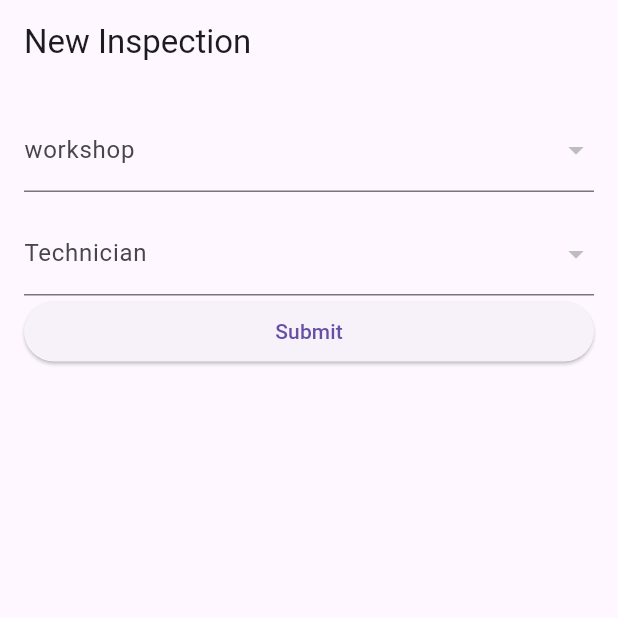
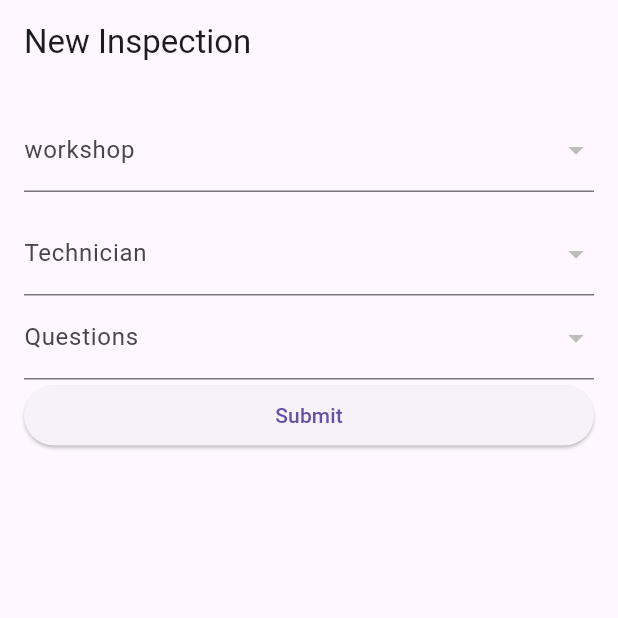
Before and after one commit to joseggch15/formTesting, a Flutter app: the screen it shows after launch, after a tap on "Submit", on a phone screen of 412 x 824 dp, the top half of it. Run offline on Flutter 3.47's test engine with Material 3 defaults, Android fonts, the phone set to English and light mode, and no system bars; network calls fail.

Commit message:
se encuentra funcional Workshop, dropdown, question

```diff
--- a/lib/controllers/controller.dart
+++ b/lib/controllers/controller.dart
@@ -2,6 +2,9 @@ import 'package:flutter/material.dart';
 import '../model/model.dart';
 import 'package:http/http.dart' as http;
 import 'dart:convert';
+
+String authToken =
+    'eyJ0eXAiOiJKV1QiLCJhbGciOiJIUzM4NCJ9.eyJhdXRob3JpdHkiOiJTdXBlcnVzZXIiLCJzdWIiOiJ0ZXN0IiwiaWF0IjoxNzA4NDY0ODM3LCJleHAiOjE3MDg0NjYyNzd9.ruz5UOu3Hcc2ey2u0qBr4w6G90V_lyj06inDmaZIYk2UwLKY_Ju1RgdR8CzN6THH';
 
 class NewInspectionFormController {
   final GlobalKey<FormState> formKey = GlobalKey<FormState>();
@@ -27,8 +30,7 @@ class NewInspectionFormController {
     final response = await http.get(
       Uri.parse('http://3.129.92.139:8080/api/workshop/all'),
       headers: {
-        'Authorization':
-            'Bearer eyJ0eXAiOiJKV1QiLCJhbGciOiJIUzM4NCJ9.eyJhdXRob3JpdHkiOiJTdXBlcnVzZXIiLCJzdWIiOiJ0ZXN0IiwiaWF0IjoxNzA4Mzg0NzEzLCJleHAiOjE3MDgzODYxNTN9.oN2_tSkD437_dle_ur4IJoLL9QeuAGnc0h47FMqiziqW4FAiW2U9zDuTlMg9takF'
+        'Authorization': 'Bearer $authToken',
       },
     );
 
@@ -48,8 +50,7 @@ class NewInspectionFormController {
     final response = await http.get(
       Uri.parse('http://3.129.92.139:8080/api/user/technicians'),
       headers: {
-        'Authorization':
-            'Bearer eyJ0eXAiOiJKV1QiLCJhbGciOiJIUzM4NCJ9.eyJhdXRob3JpdHkiOiJTdXBlcnVzZXIiLCJzdWIiOiJ0ZXN0IiwiaWF0IjoxNzA4Mzg0NzEzLCJleHAiOjE3MDgzODYxNTN9.oN2_tSkD437_dle_ur4IJoLL9QeuAGnc0h47FMqiziqW4FAiW2U9zDuTlMg9takF'
+        'Authorization': 'Bearer $authToken',
       },
     );
 
@@ -62,57 +63,45 @@ class NewInspectionFormController {
     }
   }
 
-  // Método para enviar formulario
-  // Future<void> submitForm() async {
-  //   if (formKey.currentState!.validate()) {
-  //     // Asegúrate de enviar 'selectedWorkshopId' en lugar de 'selectedWorkshop'
-  //     var postBody = jsonEncode({
-  //       "questionId": 3,
-  //       "workshopId": 2, // Cambio aquí
-  //       // "workshopId": data.selectedWorkshopId ?? 0, // Cambio aquí
-  //       // "answerId": int.tryParse(data.selectedAnswer ?? '0') ?? 0,
-  //       "answerId": 1,
-  //       "remedialId": 2,
-  //       // "deviationId": int.tryParse(data.selectedDeviation ?? '0') ?? 0,
-  //       "deviationId": 3,
-  //       //  "userId": data.selectedTechnicianId ?? 0
-  //       "userId": 3
-  //     });
+  // Método para cargar questions
+  Future<void> fetchQuestions() async {
+    final response = await http.get(
+      Uri.parse('http://3.129.92.139:8080/api/question/all'),
+      headers: {
+        'Authorization': 'Bearer $authToken',
+      },
+    );
 
-  //     final response = await http.post(
-  //       Uri.parse(
-  //           'http://3.129.92.139:8080/api/check/save'), // Asegúrate de reemplazar con la base URL correcta
-  //       headers: {
-  //         'Authorization':
-  //             ' Bearer eyJ0eXAiOiJKV1QiLCJhbGciOiJIUzM4NCJ9.eyJhdXRob3JpdHkiOiJTdXBlcnVzZXIiLCJzdWIiOiJ0ZXN0IiwiaWF0IjoxNzA4MzgzMDg1LCJleHAiOjE3MDgzODQ1MjV9.HhjqHT-K7OpUdoBUelhCXGkb0uYY587eM2I6NSXQRhH3jEHUO-UJsLcrsVRoesKv'
-  //       },
-  //       body: postBody,
-  //     );
-
-  //     if (response.statusCode == 200) {
-  //      print("se envio con exito la peticion del SUBMIT"); // Éxito
-  //     } else {
-  //       print("Fallo la enviada del SUBMIT"); // Manejo de errores
-  //     }
-  //   }
-  // }
+    if (response.statusCode == 200) {
+      List<dynamic> questionsJson = json.decode(response.body);
+      data.questions =
+          questionsJson.map((json) => Question.fromJson(json)).toList();
+    } else {
+      // Manejo de errores en technician
+    }
+  }
 
   Future<void> submitForm() async {
     if (formKey.currentState!.validate()) {
       var postBody = jsonEncode({
-        "questionId": 3,
-        "workshopId": data.selectedWorkshop,
-        "answerId": 1,
-        "remedialId": 2,
-        "deviationId": 3,
-        "userId": data.selectedTechnicianId,
+        "questionId":
+            3, // Asegúrate de que este valor sea correcto o dinámico si es necesario
+        "workshopId": data.selectedWorkshopId ?? 0,
+        "answerId":
+            1, // Asegúrate de que este valor sea correcto o dinámico si es necesario
+        "remedialId":
+            2, // Asegúrate de que este valor sea correcto o dinámico si es necesario
+        "deviationId":
+            3, // Asegúrate de que este valor sea correcto o dinámico si es necesario
+        "userId": data.selectedTechnicianId ?? 0
       });
 
       try {
         final response = await http.post(
           Uri.parse('http://3.129.92.139:8080/api/check/save'),
           headers: {
-            'Authorization': 'Bearer eyJ0eXAiOiJKV1QiLCJhbGciOiJIUzM4NCJ9.eyJhdXRob3JpdHkiOiJTdXBlcnVzZXIiLCJzdWIiOiJ0ZXN0IiwiaWF0IjoxNzA4Mzg0NzEzLCJleHAiOjE3MDgzODYxNTN9.oN2_tSkD437_dle_ur4IJoLL9QeuAGnc0h47FMqiziqW4FAiW2U9zDuTlMg9takF',
+            'Authorization':
+                'Bearer $authToken', // Reemplaza YOUR_TOKEN_HERE con tu token
             'Content-Type': 'application/json',
           },
           body: postBody,
--- a/lib/model/model.dart
+++ b/lib/model/model.dart
@@ -5,7 +5,8 @@ class Technician {
   final String firstName;
   final String lastName;
 
-  Technician({required this.id, required this.firstName, required this.lastName});
+  Technician(
+      {required this.id, required this.firstName, required this.lastName});
 
   factory Technician.fromJson(Map<String, dynamic> json) {
     return Technician(
@@ -22,29 +23,69 @@ class Workshop {
   final DateTime? modifyDate;
   final DateTime registerDate;
 
-  Workshop({required this.id, required this.workshop, this.modifyDate, required this.registerDate});
+  Workshop(
+      {required this.id,
+      required this.workshop,
+      this.modifyDate,
+      required this.registerDate});
 
   factory Workshop.fromJson(Map<String, dynamic> json) {
     return Workshop(
       id: json['id'],
       workshop: json['workshop'],
-      modifyDate: json['modifyDate'] != null ? DateTime.parse(json['modifyDate']) : null,
+      modifyDate: json['modifyDate'] != null
+          ? DateTime.parse(json['modifyDate'])
+          : null,
       registerDate: DateTime.parse(json['registerDate']),
     );
   }
 }
+
+class Question {
+  final int id;
+  final String question;
+
+  Question({required this.id, required this.question});
+
+  factory Question.fromJson(Map<String, dynamic> json) {
+    return Question(
+      id: json['id'],
+      question: json['question'],
+    );
+  }
+}
+
+// class Question {
+//   final int id;
+//   final String questionText;
+
+//   Question({required this.id, required this.questionText});
+
+//   factory Question.fromJson(Map<String, dynamic> json) {
+//     return Question(
+//       id: json['id'],
+//       questionText: json['questionText'],
+//     );
+//   }
+// }
 
 class NewInspectionFormData {
   String? selectedWorkshop;
   String? selectedTechnician;
   String? selectedAnswer;
   String? selectedDeviation;
+  String? selectedQuestion;
+
   bool isChecked1 = false;
   bool isChecked2 = false;
   TextEditingController descriptionController = TextEditingController();
 
-  List<Technician> technicians = []; // se extrae informacion de los datos de la clase Technician
-  List<Workshop> workshops = []; // se extrae informacion de los datos de la clase Workshop
+  List<Technician> technicians =
+      []; // se extrae informacion de los datos de la clase Technician
+  List<Workshop> workshops =
+      []; // se extrae informacion de los datos de la clase Workshop
   int? selectedTechnicianId;
   int? selectedWorkshopId; // ID del taller seleccionado
+  List<Question> questions = [];
+  int? selectedQuestionId; // ID of the selected question
 }
--- a/lib/view/view.dart
+++ b/lib/view/view.dart
@@ -18,8 +18,7 @@ class _NewInspectionFormViewState extends State<NewInspectionFormView> {
     super.initState();
     widget.controller.fetchTechnicians();
     widget.controller.fetchWorkshops();
-
-
+    widget.controller.fetchQuestions();
   }
 
   @override
@@ -35,8 +34,7 @@ class _NewInspectionFormViewState extends State<NewInspectionFormView> {
           child: Column(
             crossAxisAlignment: CrossAxisAlignment.stretch,
             children: <Widget>[
-
-                DropdownButtonFormField<int>(
+              DropdownButtonFormField<int>(
                 value: widget.data.selectedWorkshopId,
                 onChanged: (newValue) {
                   setState(() {
@@ -46,7 +44,7 @@ class _NewInspectionFormViewState extends State<NewInspectionFormView> {
                 items: widget.data.workshops.map((workshop) {
                   return DropdownMenuItem<int>(
                     value: workshop.id,
-                     child: Text('${workshop.workshop}'),
+                    child: Text('${workshop.workshop}'),
                     // child: Text('${technician.firstName} ${technician.lastName}'),
                   );
                 }).toList(),
@@ -66,11 +64,87 @@ class _NewInspectionFormViewState extends State<NewInspectionFormView> {
                 items: widget.data.technicians.map((technician) {
                   return DropdownMenuItem<int>(
                     value: technician.id,
-                    child: Text('${technician.firstName} ${technician.lastName}'),
+                    child:
+                        Text('${technician.firstName} ${technician.lastName}'),
                   );
                 }).toList(),
                 decoration: InputDecoration(labelText: 'Technician'),
               ),
+
+              // Dropdown para questions
+              // DropdownButtonFormField<int>(
+              //   value: widget.data.selectedQuestionId,
+              //   onChanged: (newValue) {
+              //     setState(() {
+              //       widget.data.selectedQuestionId = newValue;
+              //     });
+              //   },
+              //   items: widget.data.questions.map((question) {
+              //     return DropdownMenuItem<int>(
+              //       value: question.id,
+              //       child: Container(
+              //         width:
+              //             double.infinity, // Ajustar el ancho al máximo posible
+              //         child: Text(
+              //           '${question.question}',
+              //           softWrap: true,
+              //           overflow: TextOverflow.ellipsis,
+              //         ),
+              //       ),
+              //     );
+              //   }).toList(),
+              //   decoration: InputDecoration(labelText: 'Questions'),
+              // ),
+
+              // DropdownButtonFormField<int>(
+              //   value: widget.data.selectedQuestionId,
+              //   onChanged: (newValue) {
+              //     setState(() {
+              //       widget.data.selectedQuestionId = newValue;
+              //     });
+              //   },
+              //   items: widget.data.questions
+              //       .map<DropdownMenuItem<int>>((Question question) {
+              //     return DropdownMenuItem<int>(
+              //       value: question.id,
+              //       child: Text(question.question),
+              //     );
+              //   }).toList(),
+              // ),
+
+              //  Dropdown para questions
+              DropdownButtonFormField<int>(
+                value: widget.data.selectedQuestionId,
+                onChanged: (newValue) {
+                  setState(() {
+                    widget.data.selectedQuestionId = newValue;
+                  });
+                },
+                items: widget.data.questions.map((question) {
+                  return DropdownMenuItem<int>(
+                    value: question.id,
+                    child: Text('${question.question}'),
+                  );
+                }).toList(),
+                decoration: InputDecoration(labelText: 'Questions'),
+              ),
+
+              // DropdownButtonFormField<int>(
+              //   value: widget.data.selectedQuestionId,
+              //   onChanged: (newValue) {
+              //     setState(() {
+              //       widget.data.selectedQuestionId = newValue;
+              //     });
+              //   },
+              //   items: widget.data.questions.map((question) {
+              //     return DropdownMenuItem<int>(
+              //       value: question.id,
+              //       child: Text(question.questionText),
+              //     );
+              //   }).toList(),
+              //   decoration: InputDecoration(labelText: 'Question'),
+              // ),
+
               // ...otros widgets como 'Answer', etc.
 
               // Botón de envío
```
Also changed, not shown: 165 other files.
